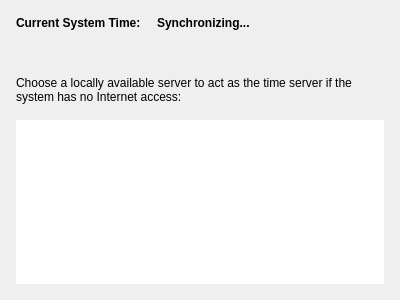
Above: client/libclient/src/ui/widgets/system_settings/time_server_selection_widget.ui from networkoptix/nx_open before the change. Below: the same form after it.
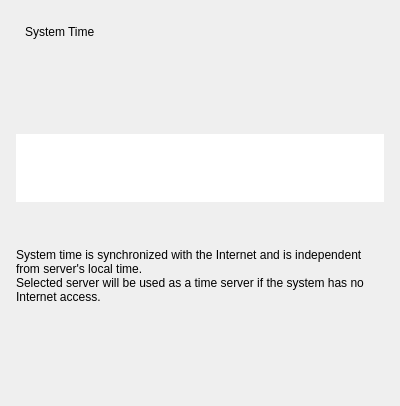
That is the form after the change. The open tabs and pages were chosen to show the change. Custom widgets are drawn as their Qt base class.

Commit message:
VMS-3914: System Administration - Time Synchronization tab redesign (in work)
<==== Mercurial data ====>
Branch: dev_3.0.0_gui

```diff
--- a/client/libclient/src/ui/widgets/system_settings/time_server_selection_widget.ui
+++ b/client/libclient/src/ui/widgets/system_settings/time_server_selection_widget.ui
@@ -7,7 +7,7 @@
     <x>0</x>
     <y>0</y>
     <width>400</width>
-    <height>300</height>
+    <height>406</height>
    </rect>
   </property>
   <layout class="QVBoxLayout" name="verticalLayout">
@@ -27,34 +27,136 @@
     <number>16</number>
    </property>
    <item>
-    <layout class="QHBoxLayout" name="horizontalLayout" stretch="0,1">
-     <item>
-      <widget class="QLabel" name="timeDescLabel">
-       <property name="font">
-        <font>
-         <weight>75</weight>
-         <bold>true</bold>
-        </font>
-       </property>
-       <property name="text">
-        <string>Current System Time:</string>
-       </property>
-      </widget>
-     </item>
-     <item>
-      <widget class="QLabel" name="timeLabel">
-       <property name="font">
-        <font>
-         <weight>75</weight>
-         <bold>true</bold>
-        </font>
-       </property>
-       <property name="text">
-        <string>Synchronizing...</string>
-       </property>
-      </widget>
-     </item>
-    </layout>
+    <widget class="QWidget" name="widget" native="true">
+     <layout class="QVBoxLayout" name="verticalLayout_2">
+      <property name="spacing">
+       <number>6</number>
+      </property>
+      <item>
+       <widget class="QLabel" name="timeDescLabel">
+        <property name="text">
+         <string>System Time</string>
+        </property>
+       </widget>
+      </item>
+      <item>
+       <widget class="QStackedWidget" name="stackedWidget">
+        <property name="sizePolicy">
+         <sizepolicy hsizetype="Preferred" vsizetype="Fixed">
+          <horstretch>0</horstretch>
+          <verstretch>0</verstretch>
+         </sizepolicy>
+        </property>
+        <property name="currentIndex">
+         <number>1</number>
+        </property>
+        <widget class="QWidget" name="timePage">
+         <layout class="QHBoxLayout" name="horizontalLayout" stretch="0,1">
+          <property name="spacing">
+           <number>16</number>
+          </property>
+          <item>
+           <widget class="QLabel" name="timeLabel">
+            <property name="font">
+             <font>
+              <weight>75</weight>
+              <bold>true</bold>
+             </font>
+            </property>
+            <property name="text">
+             <string notr="true">&lt;TIME&gt;</string>
+            </property>
+           </widget>
+          </item>
+          <item>
+           <widget class="QWidget" name="widget_2" native="true">
+            <layout class="QVBoxLayout" name="verticalLayout_3">
+             <property name="spacing">
+              <number>0</number>
+             </property>
+             <item>
+              <widget class="QLabel" name="dateLabel">
+               <property name="text">
+                <string notr="true">&lt;date&gt;</string>
+               </property>
+               <property name="alignment">
+                <set>Qt::AlignLeading|Qt::AlignLeft|Qt::AlignVCenter</set>
+               </property>
+              </widget>
+             </item>
+             <item>
+              <widget class="QLabel" name="zoneLabel">
+               <property name="text">
+                <string notr="true">&lt;zone&gt;</string>
+               </property>
+               <property name="alignment">
+                <set>Qt::AlignLeading|Qt::AlignLeft|Qt::AlignTop</set>
+               </property>
+              </widget>
+             </item>
+            </layout>
+           </widget>
+          </item>
+         </layout>
+        </widget>
+        <widget class="QWidget" name="syncPage">
+         <layout class="QHBoxLayout" name="horizontalLayout_2">
+          <item>
+           <widget class="QnBusyIndicatorWidget" name="busyIndicator" native="true"/>
+          </item>
+          <item>
+           <spacer name="horizontalSpacer">
+            <property name="orientation">
+             <enum>Qt::Horizontal</enum>
+            </property>
+            <property name="sizeHint" stdset="0">
+             <size>
+              <width>331</width>
+              <height>20</height>
+             </size>
+            </property>
+           </spacer>
+          </item>
+         </layout>
+        </widget>
+       </widget>
+      </item>
+     </layout>
+    </widget>
+   </item>
+   <item>
+    <widget class="QnTableView" name="serversTable">
+     <property name="sizePolicy">
+      <sizepolicy hsizetype="Expanding" vsizetype="Maximum">
+       <horstretch>0</horstretch>
+       <verstretch>0</verstretch>
+      </sizepolicy>
+     </property>
+     <property name="frameShape">
+      <enum>QFrame::NoFrame</enum>
+     </property>
+     <property name="sizeAdjustPolicy">
+      <enum>QAbstractScrollArea::AdjustToContents</enum>
+     </property>
+     <property name="selectionMode">
+      <enum>QAbstractItemView::NoSelection</enum>
+     </property>
+     <property name="selectionBehavior">
+      <enum>QAbstractItemView::SelectRows</enum>
+     </property>
+     <property name="horizontalScrollMode">
+      <enum>QAbstractItemView::ScrollPerPixel</enum>
+     </property>
+     <property name="showGrid">
+      <bool>false</bool>
+     </property>
+     <property name="cornerButtonEnabled">
+      <bool>false</bool>
+     </property>
+     <attribute name="verticalHeaderVisible">
+      <bool>false</bool>
+     </attribute>
+    </widget>
    </item>
    <item>
     <widget class="QLabel" name="timeSourceLabel">
@@ -66,7 +168,8 @@
    <item>
     <widget class="QLabel" name="descriptionLabel">
      <property name="text">
-      <string>Choose a locally available server to act as the time server if the system has no Internet access:</string>
+      <string>System time is synchronized with the Internet and is independent from server's local time.
+Selected server will be used as a time server if the system has no Internet access.</string>
      </property>
      <property name="wordWrap">
       <bool>true</bool>
@@ -74,14 +177,33 @@
     </widget>
    </item>
    <item>
-    <widget class="QTableView" name="serversTable">
-     <property name="frameShape">
-      <enum>QFrame::NoFrame</enum>
+    <spacer name="verticalSpacer">
+     <property name="orientation">
+      <enum>Qt::Vertical</enum>
      </property>
-    </widget>
+     <property name="sizeHint" stdset="0">
+      <size>
+       <width>20</width>
+       <height>1</height>
+      </size>
+     </property>
+    </spacer>
    </item>
   </layout>
  </widget>
+ <customwidgets>
+  <customwidget>
+   <class>QnBusyIndicatorWidget</class>
+   <extends>QWidget</extends>
+   <header location="global">ui/widgets/common/busy_indicator.h</header>
+   <container>1</container>
+  </customwidget>
+  <customwidget>
+   <class>QnTableView</class>
+   <extends>QTableView</extends>
+   <header location="global">ui/widgets/common/table_view.h</header>
+  </customwidget>
+ </customwidgets>
  <resources/>
  <connections/>
 </ui>
```
The commit also changes 5 other files.
